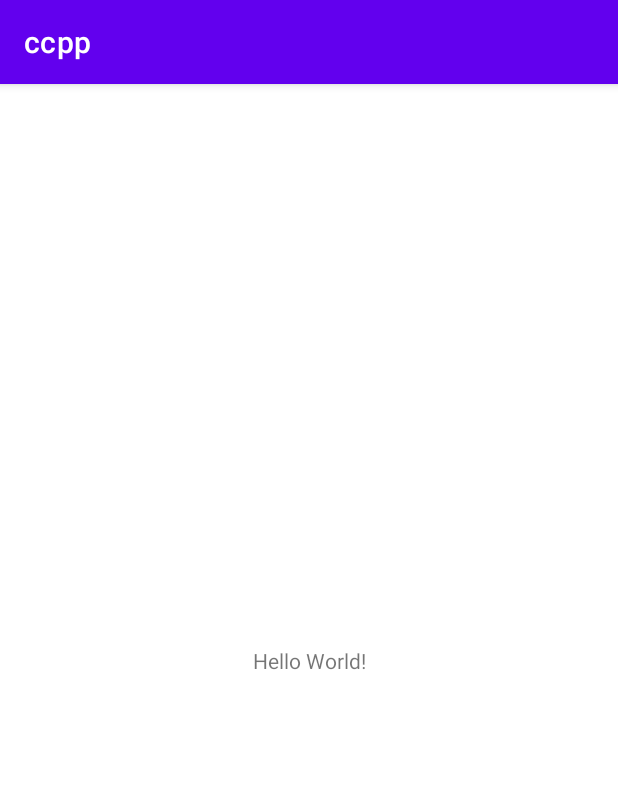
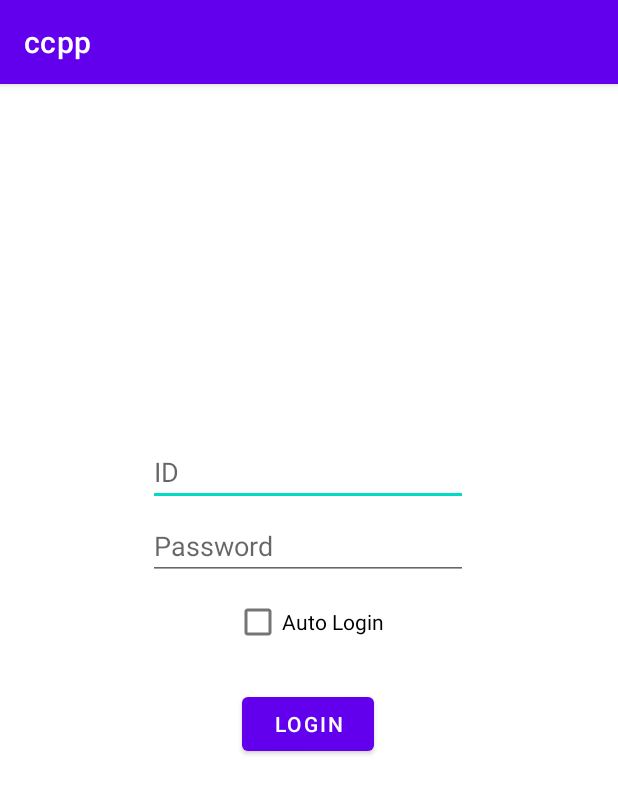
Before and after one commit to Kim1254/ccpp, an Android app: the screen it shows after launch (MainActivity before the commit, LoginActivity after it), on a phone screen of 412 x 824 dp. Shown: the top 794 px of the screen. Run offline under Robolectric (Android 15) with nearby library versions, the phone set to English and light mode, and no system bars; 3 statements that could not run were skipped.

Commit message:
로그인과 기본적인 파싱, 필요 라이브러리들 추가 defensive 하지 않음 정말 단순한 기능구현 자동로그인에 대한 논의 필요 각주 추가 예정

```diff
--- a/app/src/main/AndroidManifest.xml
+++ b/app/src/main/AndroidManifest.xml
@@ -11,6 +11,9 @@
         android:theme="@style/Theme.Ccpp">
         <activity
             android:name=".MainActivity"
+            android:exported="false" />
+        <activity
+            android:name=".LoginActivity"
             android:exported="true">
             <intent-filter>
                 <action android:name="android.intent.action.MAIN" />
--- /dev/null
+++ b/app/src/main/java/com/gachon/ccpp/network/RetrofitAPI.java
@@ -0,0 +1,25 @@
+package com.gachon.ccpp.network;
+
+import okhttp3.ResponseBody;
+import retrofit2.Call;
+import retrofit2.http.Field;
+import retrofit2.http.FormUrlEncoded;
+import retrofit2.http.GET;
+import retrofit2.http.Headers;
+import retrofit2.http.POST;
+import retrofit2.http.Path;
+
+public interface RetrofitAPI {
+
+    @Headers("Accept-Language: ko-KR,ko;q=0.9")
+    @FormUrlEncoded
+    @POST("/login.php")
+    Call<ResponseBody> login (
+            @Field("username") String username,
+            @Field("password") String password
+    );
+
+    @Headers("Accept-Language: ko-KR,ko;q=0.9")
+    @GET("/{uri}")
+    Call<ResponseBody> getUri(@Path("uri")String uri);
+}
--- /dev/null
+++ b/app/src/main/java/com/gachon/ccpp/network/RetrofitClient.java
@@ -0,0 +1,43 @@
+package com.gachon.ccpp.network;
+
+import java.net.CookieManager;
+
+import okhttp3.JavaNetCookieJar;
+import okhttp3.OkHttpClient;
+import okhttp3.logging.HttpLoggingInterceptor;
+import retrofit2.Retrofit;
+import retrofit2.converter.gson.GsonConverterFactory;
+
+public class RetrofitClient {
+    private static RetrofitClient instance = null;
+    private static RetrofitAPI initMyApi;
+    private static String baseUrl = "https://cyber.gachon.ac.kr";
+
+    private RetrofitClient() {
+        HttpLoggingInterceptor interceptor = new HttpLoggingInterceptor();
+        interceptor.setLevel(HttpLoggingInterceptor.Level.BODY);
+        OkHttpClient client = new OkHttpClient.Builder()
+                .cookieJar(new JavaNetCookieJar(new CookieManager()))
+                .addInterceptor(interceptor)
+                .build();
+
+        Retrofit retrofit = new Retrofit.Builder()
+                .baseUrl(baseUrl)
+                .addConverterFactory(GsonConverterFactory.create())
+                .client(client)
+                .build();
+
+        initMyApi = retrofit.create(RetrofitAPI.class);
+    }
+
+    public static RetrofitClient getInstance() {
+        if (instance == null) {
+            instance = new RetrofitClient();
+        }
+        return instance;
+    }
+
+    public static RetrofitAPI getRetrofitInterface() {
+        return initMyApi;
+    }
+}
--- /dev/null
+++ b/app/src/main/res/layout/activity_login.xml
@@ -0,0 +1,56 @@
+<?xml version="1.0" encoding="utf-8"?>
+<androidx.constraintlayout.widget.ConstraintLayout xmlns:android="http://schemas.android.com/apk/res/android"
+    xmlns:app="http://schemas.android.com/apk/res-auto"
+    xmlns:tools="http://schemas.android.com/tools"
+    android:layout_width="match_parent"
+    android:layout_height="match_parent"
+    tools:context=".LoginActivity">
+
+    <EditText
+        android:id="@+id/input_id"
+        android:layout_width="wrap_content"
+        android:layout_height="wrap_content"
+        android:layout_marginTop="236dp"
+        android:ems="10"
+        android:hint="ID"
+        android:inputType="textPersonName"
+        app:layout_constraintEnd_toEndOf="parent"
+        app:layout_constraintHorizontal_bias="0.497"
+        app:layout_constraintStart_toStartOf="parent"
+        app:layout_constraintTop_toTopOf="parent" />
+
+    <Button
+        android:id="@+id/login"
+        android:layout_width="wrap_content"
+        android:layout_height="wrap_content"
+        android:layout_marginTop="20dp"
+        android:text="Login"
+        app:layout_constraintEnd_toEndOf="parent"
+        app:layout_constraintHorizontal_bias="0.498"
+        app:layout_constraintStart_toStartOf="parent"
+        app:layout_constraintTop_toBottomOf="@+id/auto_login" />
+
+    <CheckBox
+        android:id="@+id/auto_login"
+        android:layout_width="wrap_content"
+        android:layout_height="wrap_content"
+        android:layout_marginTop="4dp"
+        android:text="Auto Login"
+        app:layout_constraintEnd_toEndOf="parent"
+        app:layout_constraintStart_toStartOf="parent"
+        app:layout_constraintTop_toBottomOf="@+id/input_password" />
+
+    <EditText
+        android:id="@+id/input_password"
+        android:layout_width="wrap_content"
+        android:layout_height="wrap_content"
+        android:layout_marginTop="4dp"
+        android:ems="10"
+        android:hint="Password"
+        android:inputType="textPassword"
+        app:layout_constraintEnd_toEndOf="parent"
+        app:layout_constraintHorizontal_bias="0.497"
+        app:layout_constraintStart_toStartOf="parent"
+        app:layout_constraintTop_toBottomOf="@+id/input_id" />
+
+</androidx.constraintlayout.widget.ConstraintLayout>
--- a/app/src/main/res/layout/activity_main.xml
+++ b/app/src/main/res/layout/activity_main.xml
@@ -7,12 +7,12 @@
     tools:context=".MainActivity">
 
     <TextView
-        android:layout_width="wrap_content"
-        android:layout_height="wrap_content"
-        android:text="Hello World!"
+        android:id="@+id/textView2"
+        android:layout_width="match_parent"
+        android:layout_height="match_parent"
+        android:text="TextView"
         app:layout_constraintBottom_toBottomOf="parent"
-        app:layout_constraintLeft_toLeftOf="parent"
-        app:layout_constraintRight_toRightOf="parent"
+        app:layout_constraintEnd_toEndOf="parent"
+        app:layout_constraintStart_toStartOf="parent"
         app:layout_constraintTop_toTopOf="parent" />
-
 </androidx.constraintlayout.widget.ConstraintLayout>
```
Also changed, not shown: app/build.gradle (+9 -0 lines), app/src/main/java/com/gachon/ccpp/LoginActivity.java (added, +138 -0 lines), app/src/main/java/com/gachon/ccpp/MainActivity.java (+7 -1 lines).
